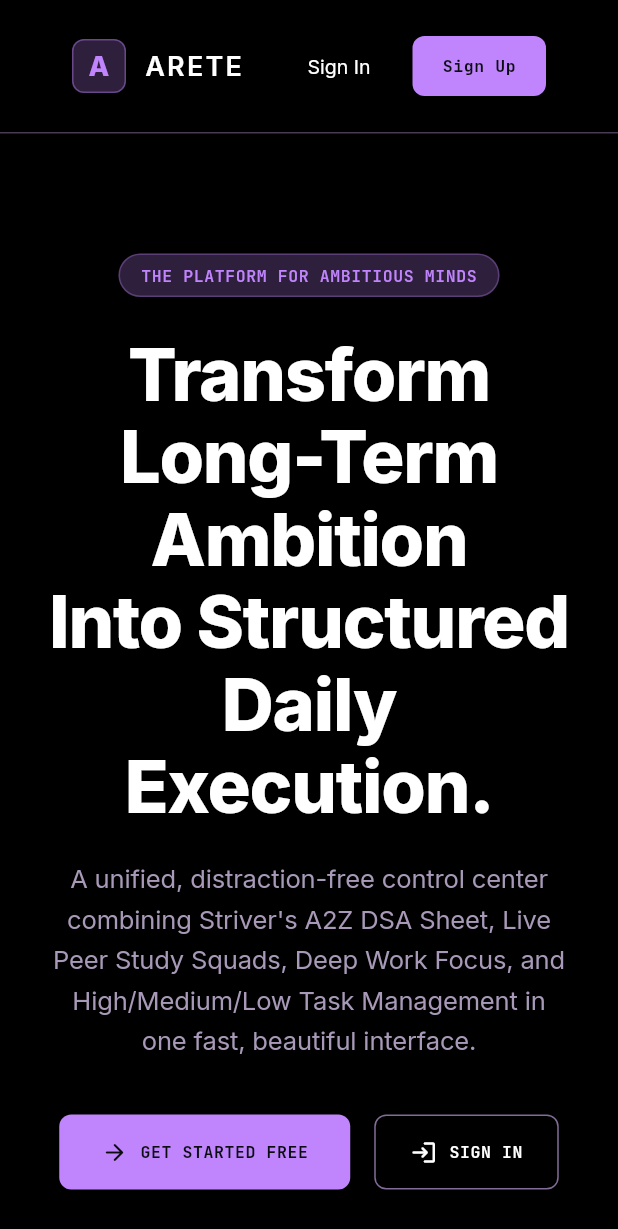
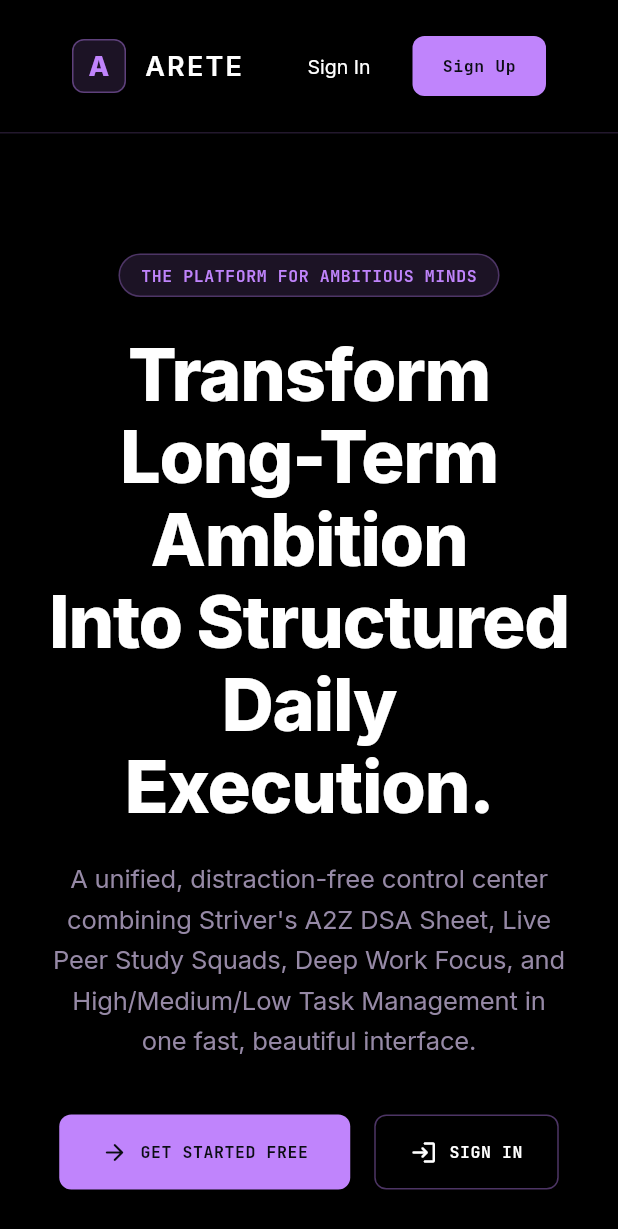
Before and after one commit to Dhyanesh2603/Arete, a Flutter app: the screen it shows after launch, on a phone screen of 412 x 824 dp. Shown: the top 1229 px of the screen. Run offline on Flutter 3.47's test engine with Material 3 defaults, Android fonts, the light colour scheme and no system bars; our stand-ins replace fl_chart, flutter_riverpod, go_router, google_fonts, shared_preferences, supabase; missing offline and left inert: dart:html, dart:js_interop; accounts and stored records are empty.

Commit message:
style: darken translucent purple glass texture for a sleek moody finish

```diff
--- a/lib/core/theme/app_colors.dart
+++ b/lib/core/theme/app_colors.dart
@@ -3,25 +3,25 @@ import 'package:flutter/material.dart';
 class AppColors {
   // Surface & Depth Tokens
   static const Color canvas = Color(0xFF000000); // Pure OLED Black
-  static const Color surfaceTier1 = Color(0x38D8B4FE); // ~22% Translucent Very Light Purple Matte Card
-  static const Color surfaceTier2 = Color(0x50D8B4FE); // ~31% Translucent Light Purple (Chips / Nested)
-  static const Color surfaceHover = Color(0x66D8B4FE); // ~40% Translucent Light Purple (Hover)
-  static const Color surfaceGlass = Color(0x38D8B4FE); // Matte Frosted Light Purple Glass
+  static const Color surfaceTier1 = Color(0x20C084FC); // ~12.5% Darker Translucent Purple Matte Glass
+  static const Color surfaceTier2 = Color(0x30C084FC); // ~18.8% Smoky Purple Glass (Chips / Nested)
+  static const Color surfaceHover = Color(0x40C084FC); // ~25% Translucent Purple (Hover)
+  static const Color surfaceGlass = Color(0x20C084FC); // Darker Matte Frosted Purple Glass
 
-  // Hairline Frosted Light Purple Borders
-  static const Color borderSubtle = Color(0x55D8B4FE); // 33% Frosted Light Purple Border
-  static const Color borderActive = Color(0x99D8B4FE); // 60% Active Light Purple Border
-  static const Color borderGlowCyan = Color(0x66C084FC); // Soft Purple Glow
+  // Hairline Frosted Purple Borders
+  static const Color borderSubtle = Color(0x2EC084FC); // 18% Darker Frosted Purple Border
+  static const Color borderActive = Color(0x66C084FC); // 40% Active Purple Border
+  static const Color borderGlowCyan = Color(0x44C084FC); // Subtle Purple Glow
 
   // Typography Tones
   static const Color textHigh = Color(0xFFFFFFFF); // Crisp Pure White
-  static const Color textMedium = Color(0xFFE9D5FF); // Soft Lavender
-  static const Color textMuted = Color(0xFFA799B7); // Muted Lavender-Grey
-  static const Color textSubtle = Color(0xFF6B5E7B); // Deep Purple-Grey
+  static const Color textMedium = Color(0xFFE2D8F0); // Soft Silver Lavender
+  static const Color textMuted = Color(0xFF9689A6); // Muted Lavender-Grey
+  static const Color textSubtle = Color(0xFF5A4F6B); // Deep Purple-Grey
 
   // Domain & Status Signals (Variable names kept for codebase compatibility)
   static const Color cyan = Color(0xFFC084FC); // Electric Light Purple (Primary Accent)
-  static const Color cyanBg = Color(0x3DC084FC); // Translucent Light Purple Badge Fill
+  static const Color cyanBg = Color(0x25C084FC); // Translucent Purple Badge Fill
 
   static const Color mint = Color(0xFF2DD4BF); // Bright Teal (Solved)
   static const Color mintBg = Color(0x2B2DD4BF);
```
